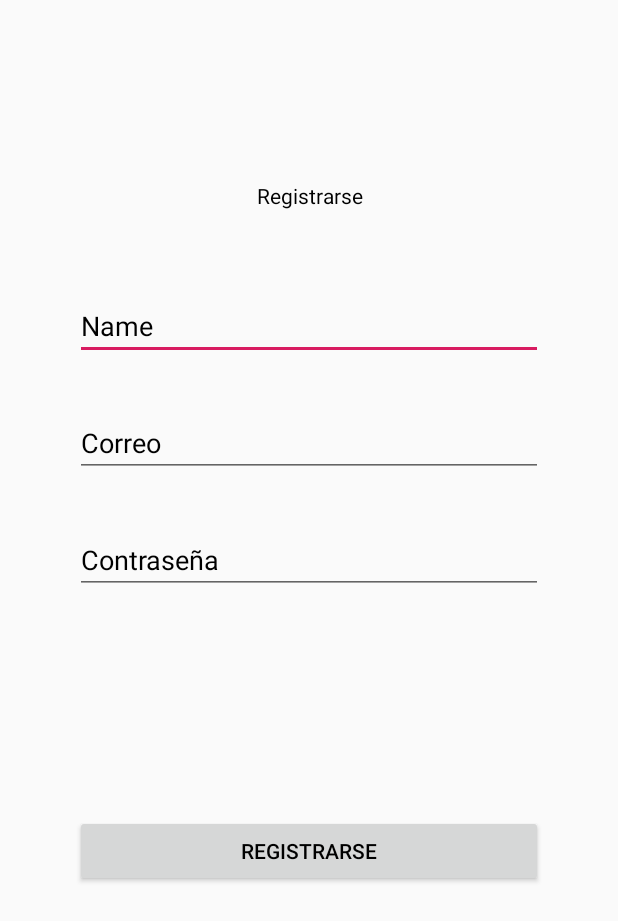
After one commit to GiovanniLermaS/PruebaAndroid, an Android app: the RegisterActivity screen opened directly, with no data from a screen before it, on a phone screen of 412 x 824 dp. The commit adds this screen. Shown: the top 921 px of the screen. Run offline under Robolectric (Android 15) with nearby library versions, the phone set to English and light mode, and no system bars.

Commit message:
Agregando base de datos SQL

```diff
--- a/app/src/main/java/com/co/pruebaandroid/Home/HomeActivity.kt
+++ b/app/src/main/java/com/co/pruebaandroid/Home/HomeActivity.kt
@@ -8,6 +8,7 @@ import com.co.pruebaandroid.Connection.requestService
 import com.co.pruebaandroid.Models.Movie
 import com.co.pruebaandroid.Models.Result
 import com.co.pruebaandroid.R
+import com.co.pruebaandroid.SQL.ConnectionSqlHelper
 import com.squareup.picasso.Picasso
 import com.xwray.groupie.GroupAdapter
 import com.xwray.groupie.Item
@@ -28,7 +29,7 @@ class HomeActivity : AppCompatActivity(), ResultService, OnClickItem {
     }
 
     override fun onClickImage(result: Result) {
-        TODO("not implemented") //To change body of created functions use File | Settings | File Templates.
+
     }
 
     override fun onDataReturn(result: Movie?, tag: String?) {
--- /dev/null
+++ b/app/src/main/java/com/co/pruebaandroid/Register/RegisterActivity.kt
@@ -0,0 +1,29 @@
+package com.co.pruebaandroid.Register
+
+import android.content.ContentValues
+import android.os.Bundle
+import android.support.v7.app.AppCompatActivity
+import com.co.pruebaandroid.R
+import com.co.pruebaandroid.SQL.ConnectionSqlHelper
+import com.co.pruebaandroid.Utils.Utils
+import kotlinx.android.synthetic.main.activity_register.*
+
+class RegisterActivity : AppCompatActivity() {
+
+    override fun onCreate(savedInstanceState: Bundle?) {
+        super.onCreate(savedInstanceState)
+        setContentView(R.layout.activity_register)
+
+    }
+
+    private fun registerUsers() {
+        val conn = ConnectionSqlHelper(this, "db_users", null, 1)
+        val db = conn.writableDatabase
+        val values = ContentValues()
+        values.put(Utils().NAME, etName.text.toString())
+        values.put(Utils().EMAIL, etEmail.text.toString())
+        values.put(Utils().PASSWORD, etPassword.text.toString())
+        db.insert(Utils().TABLE_USER, Utils().EMAIL, values)
+        db.close()
+    }
+}
--- /dev/null
+++ b/app/src/main/res/layout/activity_register.xml
@@ -0,0 +1,78 @@
+<?xml version="1.0" encoding="utf-8"?>
+<android.support.constraint.ConstraintLayout xmlns:android="http://schemas.android.com/apk/res/android"
+    xmlns:app="http://schemas.android.com/apk/res-auto"
+    android:layout_width="match_parent"
+    android:layout_height="match_parent">
+
+    <TextView
+        android:layout_width="0dp"
+        android:layout_height="wrap_content"
+        android:layout_marginStart="50dp"
+        android:layout_marginEnd="50dp"
+        android:gravity="center"
+        android:text="@string/register"
+        android:textColor="@color/black"
+        app:layout_constraintBottom_toBottomOf="parent"
+        app:layout_constraintEnd_toEndOf="parent"
+        app:layout_constraintStart_toStartOf="parent"
+        app:layout_constraintTop_toTopOf="parent"
+        app:layout_constraintVertical_bias="0.15" />
+
+    <EditText
+        android:id="@+id/etName"
+        android:layout_width="0dp"
+        android:layout_height="wrap_content"
+        android:layout_marginStart="50dp"
+        android:layout_marginEnd="50dp"
+        android:hint="@string/name"
+        android:textColor="@color/black"
+        android:textColorHint="@color/black"
+        app:layout_constraintBottom_toBottomOf="parent"
+        app:layout_constraintEnd_toEndOf="parent"
+        app:layout_constraintStart_toStartOf="parent"
+        app:layout_constraintTop_toTopOf="parent"
+        app:layout_constraintVertical_bias="0.25" />
+
+    <EditText
+        android:id="@+id/etEmail"
+        android:layout_width="0dp"
+        android:layout_height="wrap_content"
+        android:layout_marginStart="50dp"
+        android:layout_marginEnd="50dp"
+        android:hint="@string/email"
+        android:textColor="@color/black"
+        android:textColorHint="@color/black"
+        app:layout_constraintBottom_toBottomOf="parent"
+        app:layout_constraintEnd_toEndOf="parent"
+        app:layout_constraintStart_toStartOf="parent"
+        app:layout_constraintTop_toTopOf="parent"
+        app:layout_constraintVertical_bias="0.35" />
+
+    <EditText
+        android:id="@+id/etPassword"
+        android:layout_width="0dp"
+        android:layout_height="wrap_content"
+        android:layout_marginStart="50dp"
+        android:layout_marginEnd="50dp"
+        android:hint="@string/password"
+        android:textColor="@color/black"
+        android:textColorHint="@color/black"
+        app:layout_constraintBottom_toBottomOf="parent"
+        app:layout_constraintEnd_toEndOf="parent"
+        app:layout_constraintStart_toStartOf="parent"
+        app:layout_constraintTop_toTopOf="parent"
+        app:layout_constraintVertical_bias="0.45" />
+
+    <Button
+        android:layout_width="0dp"
+        android:layout_height="wrap_content"
+        android:layout_marginStart="50dp"
+        android:layout_marginEnd="50dp"
+        android:text="@string/register"
+        android:textColor="@color/black"
+        app:layout_constraintBottom_toBottomOf="parent"
+        app:layout_constraintEnd_toEndOf="parent"
+        app:layout_constraintStart_toStartOf="parent"
+        app:layout_constraintTop_toTopOf="parent"
+        app:layout_constraintVertical_bias="0.7" />
+</android.support.constraint.ConstraintLayout>
--- a/app/src/main/res/values/colors.xml
+++ b/app/src/main/res/values/colors.xml
@@ -3,4 +3,5 @@
     <color name="colorPrimary">#008577</color>
     <color name="colorPrimaryDark">#00574B</color>
     <color name="colorAccent">#D81B60</color>
+    <color name="black">#000000</color>
 </resources>
--- a/app/src/main/res/values/strings.xml
+++ b/app/src/main/res/values/strings.xml
@@ -1,3 +1,9 @@
 <resources>
     <string name="app_name">PruebaAndroid</string>
+    <string name="logIn">Iniciar sesión</string>
+    <string name="email">Correo</string>
+    <string name="password">Contraseña</string>
+    <string name="signIn">Ingresar</string>
+    <string name="register">Registrarse</string>
+    <string name="name">Name</string>
 </resources>
```
Also changed, not shown: app/src/main/AndroidManifest.xml (+9 -1 lines), app/src/main/java/com/co/pruebaandroid/Login/LoginActivity.kt (+20 -1 lines), app/src/main/java/com/co/pruebaandroid/Models/User.kt (added, +8 -0 lines), app/src/main/java/com/co/pruebaandroid/SQL/ConnectionSqlHelper.kt (added, +43 -0 lines), app/src/main/java/com/co/pruebaandroid/Utils/Utils.kt (added, +14 -0 lines), app/src/main/res/layout/activity_login.xml (added, +76 -0 lines).
